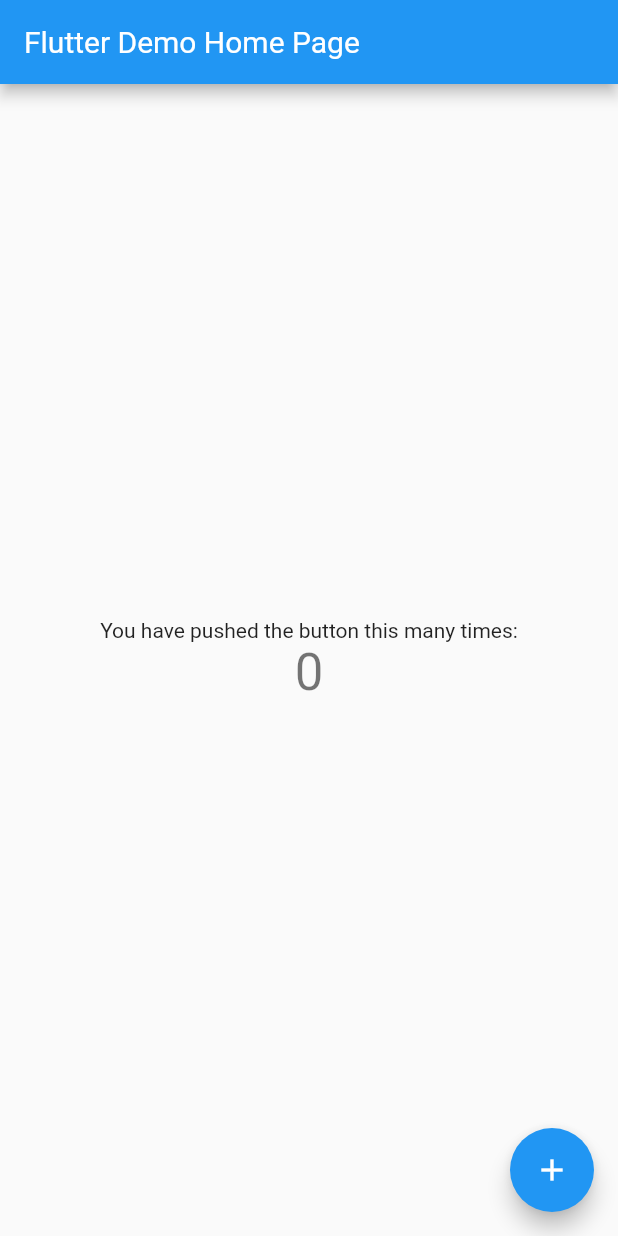
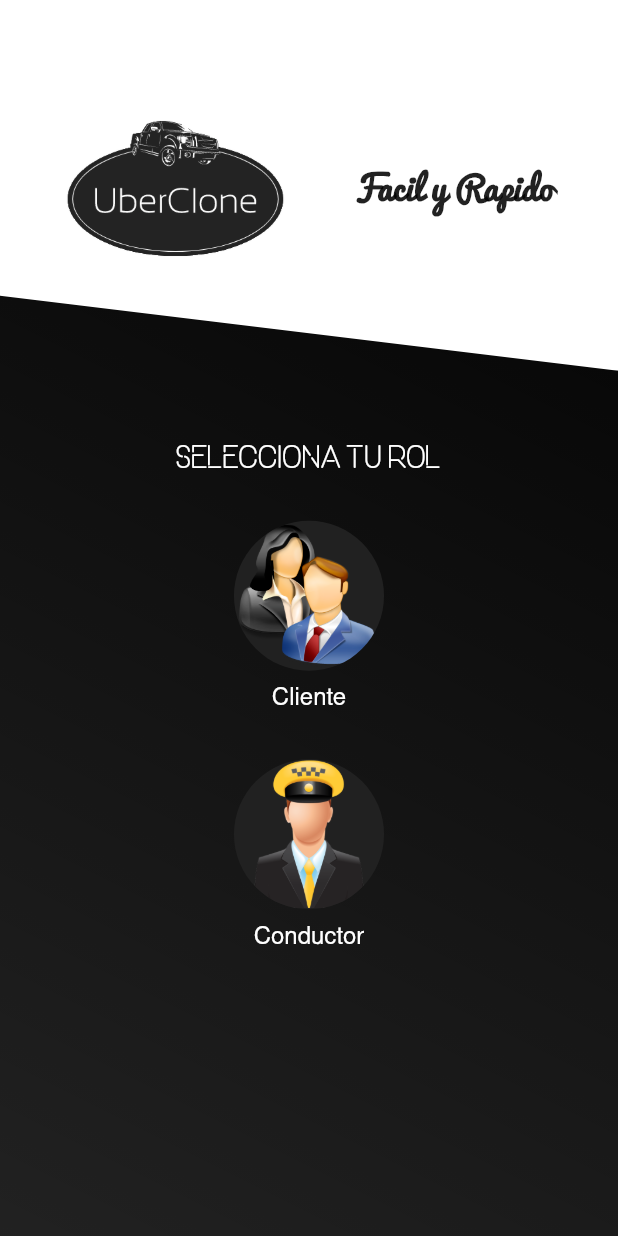
Before and after one commit to GaleanoJorge/uber_clone_flutter, a Flutter app: the screen it shows after launch, on a phone screen of 412 x 824 dp. Run offline on Flutter 3.47's test engine with Material 2 defaults, Android fonts, the phone set to English and light mode, and no system bars; our stand-ins replace flutter_custom_clippers.

Commit message:
configuration fo the home page and mian file

```diff
--- a/lib/main.dart
+++ b/lib/main.dart
@@ -1,115 +1,30 @@
 import 'package:flutter/material.dart';
+import 'package:uber_clone/pages/home/home_page.dart';
 
 void main() {
   runApp(const MyApp());
 }
 
-class MyApp extends StatelessWidget {
+class MyApp extends StatefulWidget {
   const MyApp({super.key});
 
-  // This widget is the root of your application.
+  @override
+  State<MyApp> createState() => _MyAppState();
+}
+
+class _MyAppState extends State<MyApp> {
   @override
   Widget build(BuildContext context) {
     return MaterialApp(
-      title: 'Flutter Demo',
+      debugShowCheckedModeBanner: false,
+      title: "Uber Cloone",
+      initialRoute: 'home',
       theme: ThemeData(
-        // This is the theme of your application.
-        //
-        // Try running your application with "flutter run". You'll see the
-        // application has a blue toolbar. Then, without quitting the app, try
-        // changing the primarySwatch below to Colors.green and then invoke
-        // "hot reload" (press "r" in the console where you ran "flutter run",
-        // or simply save your changes to "hot reload" in a Flutter IDE).
-        // Notice that the counter didn't reset back to zero; the application
-        // is not restarted.
-        primarySwatch: Colors.blue,
+        fontFamily: 'NimbusSans'
       ),
-      home: const MyHomePage(title: 'Flutter Demo Home Page'),
+      routes: {
+        'home' : (BuildContext context) => HomePage(),
+      },
     );
   }
 }
-
-class MyHomePage extends StatefulWidget {
-  const MyHomePage({super.key, required this.title});
-
-  // This widget is the home page of your application. It is stateful, meaning
-  // that it has a State object (defined below) that contains fields that affect
-  // how it looks.
-
-  // This class is the configuration for the state. It holds the values (in this
-  // case the title) provided by the parent (in this case the App widget) and
-  // used by the build method of the State. Fields in a Widget subclass are
-  // always marked "final".
-
-  final String title;
-
-  @override
-  State<MyHomePage> createState() => _MyHomePageState();
-}
-
-class _MyHomePageState extends State<MyHomePage> {
-  int _counter = 0;
-
-  void _incrementCounter() {
-    setState(() {
-      // This call to setState tells the Flutter framework that something has
-      // changed in this State, which causes it to rerun the build method below
-      // so that the display can reflect the updated values. If we changed
-      // _counter without calling setState(), then the build method would not be
-      // called again, and so nothing would appear to happen.
-      _counter++;
-    });
-  }
-
-  @override
-  Widget build(BuildContext context) {
-    // This method is rerun every time setState is called, for instance as done
-    // by the _incrementCounter method above.
-    //
-    // The Flutter framework has been optimized to make rerunning build methods
-    // fast, so that you can just rebuild anything that needs updating rather
-    // than having to individually change instances of widgets.
-    return Scaffold(
-      appBar: AppBar(
-        // Here we take the value from the MyHomePage object that was created by
-        // the App.build method, and use it to set our appbar title.
-        title: Text(widget.title),
-      ),
-      body: Center(
-        // Center is a layout widget. It takes a single child and positions it
-        // in the middle of the parent.
-        child: Column(
-          // Column is also a layout widget. It takes a list of children and
-          // arranges them vertically. By default, it sizes itself to fit its
-          // children horizontally, and tries to be as tall as its parent.
-          //
-          // Invoke "debug painting" (press "p" in the console, choose the
-          // "Toggle Debug Paint" action from the Flutter Inspector in Android
-          // Studio, or the "Toggle Debug Paint" command in Visual Studio Code)
-          // to see the wireframe for each widget.
-          //
-          // Column has various properties to control how it sizes itself and
-          // how it positions its children. Here we use mainAxisAlignment to
-          // center the children vertically; the main axis here is the vertical
-          // axis because Columns are vertical (the cross axis would be
-          // horizontal).
-          mainAxisAlignment: MainAxisAlignment.center,
-          children: <Widget>[
-            const Text(
-              'You have pushed the button this many times:',
-            ),
-            Text(
-              '$_counter',
-              style: Theme.of(context).textTheme.headlineMedium,
-            ),
-          ],
-        ),
-      ),
-      floatingActionButton: FloatingActionButton(
-        onPressed: _incrementCounter,
-        tooltip: 'Increment',
-        child: const Icon(Icons.add),
-      ), // This trailing comma makes auto-formatting nicer for build methods.
-    );
-  }
-}
--- /dev/null
+++ b/lib/pages/home/home_page.dart
@@ -0,0 +1,89 @@
+import 'package:flutter/material.dart';
+import 'package:flutter_custom_clippers/flutter_custom_clippers.dart';
+
+class HomePage extends StatelessWidget {
+  const HomePage({Key? key}) : super(key: key);
+
+  @override
+  Widget build(BuildContext context) {
+    return Scaffold(
+        body: SafeArea(
+      child: Container(
+        decoration: BoxDecoration(
+            gradient: LinearGradient(
+                begin: Alignment.topRight,
+                end: Alignment.bottomLeft,
+                colors: [Colors.black, Colors.black87])),
+        child: Column(
+          children: [
+            _bannerApp(context),
+            SizedBox(
+              height: 50,
+            ),
+            _selectYourRole(),
+            SizedBox(
+              height: 30,
+            ),
+            _imageTypeUser('assets/img/pasajero.png'),
+            SizedBox(
+              height: 10,
+            ),
+            _textTypeUser('Cliente'),
+            SizedBox(
+              height: 30,
+            ),
+            _imageTypeUser('assets/img/driver.png'),
+            SizedBox(
+              height: 10,
+            ),
+            _textTypeUser('Conductor'),
+          ],
+        ),
+      ),
+    ));
+  }
+
+  Widget _bannerApp(BuildContext context) => ClipPath(
+              clipper: DiagonalPathClipperTwo(),
+              child: Container(
+                color: Colors.white,
+                height: MediaQuery.of(context).size.height * 0.3,
+                child: Row(
+                  mainAxisAlignment: MainAxisAlignment.spaceEvenly,
+                  children: [
+                    Image.asset(
+                      'assets/img/logo_app.png',
+                      width: 150,
+                      height: 100,
+                    ),
+                    Text(
+                      'Facil y Rapido',
+                      style: TextStyle(
+                          fontFamily: 'Pacifico',
+                          fontSize: 22,
+                          fontWeight: FontWeight.bold),
+                    ),
+                  ],
+                ),
+              ),
+            );
+
+  Widget _selectYourRole() => Text('SELECCIONA TU ROL',
+                style: TextStyle(
+                  color: Colors.white,
+                  fontSize: 20,
+                  fontFamily: 'OneDay',
+                ));
+
+  Widget _imageTypeUser(String asset) => CircleAvatar(
+        backgroundImage: AssetImage(asset),
+        radius: 50,
+        backgroundColor: Colors.grey[900],
+      );
+
+  Widget _textTypeUser(String typeuser) => Text(typeuser,
+      style: TextStyle(
+        color: Colors.white,
+        fontSize: 16,
+      ));
+}
```
